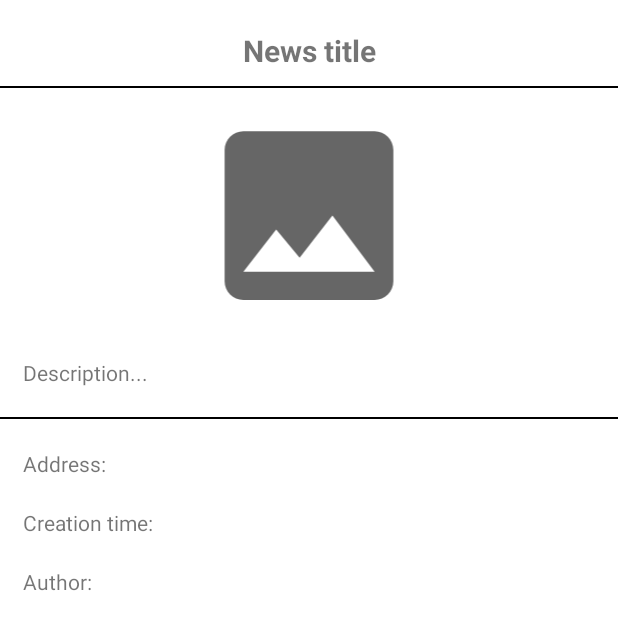
After one commit to Kekelic/newsOnMap, an Android app: the layout dialog_show_news.xml on its own in the app's theme, with its tools: preview values and no code run, on a phone screen of 412 x 824 dp. The commit adds this screen. Shown: the top 630 px of the screen. Run offline under Robolectric (Android 15) with nearby library versions, the phone set to English and light mode, and no system bars.

Commit message:
added show news dialog

```diff
--- /dev/null
+++ b/app/src/main/res/layout/dialog_show_news.xml
@@ -0,0 +1,106 @@
+<?xml version="1.0" encoding="utf-8"?>
+<ScrollView xmlns:android="http://schemas.android.com/apk/res/android"
+    xmlns:app="http://schemas.android.com/apk/res-auto"
+    android:layout_width="match_parent"
+    android:layout_height="match_parent">
+
+    <androidx.constraintlayout.widget.ConstraintLayout
+        android:layout_width="match_parent"
+        android:layout_height="match_parent">
+
+        <TextView
+            android:id="@+id/tv_title"
+            android:layout_width="wrap_content"
+            android:layout_height="wrap_content"
+            android:layout_marginTop="20dp"
+            android:text="News title"
+            android:textSize="20sp"
+            android:textStyle="bold"
+            app:layout_constraintStart_toStartOf="parent"
+            app:layout_constraintEnd_toEndOf="parent"
+            app:layout_constraintTop_toTopOf="parent" />
+
+        <View
+            android:id="@+id/v_top_line"
+            android:layout_width="match_parent"
+            android:layout_height="1dp"
+            android:layout_marginTop="10dp"
+            android:background="@color/black"
+            app:layout_constraintEnd_toEndOf="parent"
+            app:layout_constraintStart_toStartOf="parent"
+            app:layout_constraintTop_toBottomOf="@id/tv_title" />
+
+        <ImageView
+            android:id="@+id/iv_image"
+            android:layout_width="match_parent"
+            android:layout_height="150dp"
+            android:layout_marginStart="5dp"
+            android:layout_marginTop="10dp"
+            android:layout_marginEnd="5dp"
+            android:src="@drawable/ic_baseline_image_24"
+            app:layout_constraintEnd_toEndOf="parent"
+            app:layout_constraintStart_toStartOf="parent"
+            app:layout_constraintTop_toBottomOf="@id/v_top_line" />
+
+
+        <TextView
+            android:id="@+id/tv_description"
+            android:layout_width="match_parent"
+            android:layout_height="wrap_content"
+            android:layout_marginStart="15dp"
+            android:layout_marginTop="20dp"
+            android:layout_marginEnd="15dp"
+            android:text="Description..."
+            app:layout_constraintEnd_toEndOf="parent"
+            app:layout_constraintStart_toStartOf="parent"
+            app:layout_constraintTop_toBottomOf="@id/iv_image" />
+
+        <View
+            android:id="@+id/v_bottom_line"
+            android:layout_width="match_parent"
+            android:layout_height="1dp"
+            android:layout_marginTop="20dp"
+            android:background="@color/black"
+            app:layout_constraintEnd_toEndOf="parent"
+            app:layout_constraintStart_toStartOf="parent"
+            app:layout_constraintTop_toBottomOf="@id/tv_description" />
+
+        <TextView
+            android:id="@+id/tv_address"
+            android:layout_width="match_parent"
+            android:layout_height="wrap_content"
+            android:layout_marginStart="15dp"
+            android:layout_marginTop="20dp"
+            android:layout_marginEnd="15dp"
+            android:text="Address:"
+            app:layout_constraintEnd_toEndOf="parent"
+            app:layout_constraintStart_toStartOf="parent"
+            app:layout_constraintTop_toBottomOf="@id/v_bottom_line" />
+
+        <TextView
+            android:id="@+id/tv_time_created"
+            android:layout_width="match_parent"
+            android:layout_height="wrap_content"
+            android:layout_marginStart="15dp"
+            android:layout_marginTop="20dp"
+            android:layout_marginEnd="15dp"
+            android:text="Creation time:"
+            app:layout_constraintEnd_toEndOf="parent"
+            app:layout_constraintStart_toStartOf="parent"
+            app:layout_constraintTop_toBottomOf="@id/tv_address" />
+
+        <TextView
+            android:id="@+id/tv_author"
+            android:layout_width="match_parent"
+            android:layout_height="wrap_content"
+            android:layout_marginStart="15dp"
+            android:layout_marginTop="20dp"
+            android:layout_marginEnd="15dp"
+            android:text="Author:"
+            app:layout_constraintEnd_toEndOf="parent"
+            app:layout_constraintStart_toStartOf="parent"
+            app:layout_constraintTop_toBottomOf="@id/tv_time_created" />
+
+
+    </androidx.constraintlayout.widget.ConstraintLayout>
+</ScrollView>
```
Also changed, not shown: app/src/main/java/com/example/newsonmap/ui/details/ShowNewsDialog.kt (added, +93 -0 lines), app/src/main/java/com/example/newsonmap/ui/map/MapsFragment.kt (+10 -10 lines), app/src/main/res/raw/map_style.json (added, +11 -0 lines).
